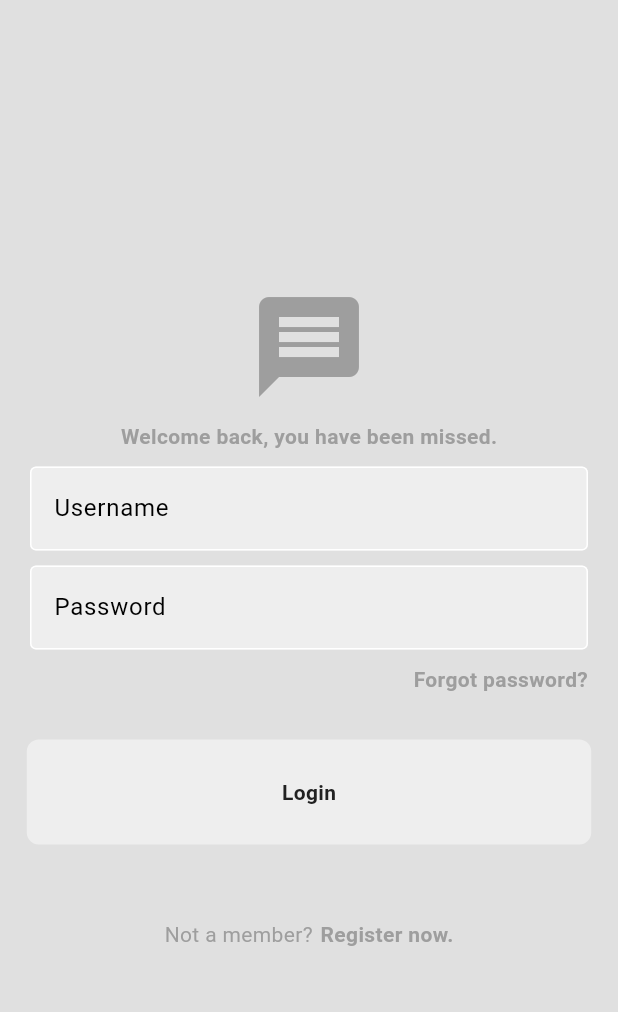
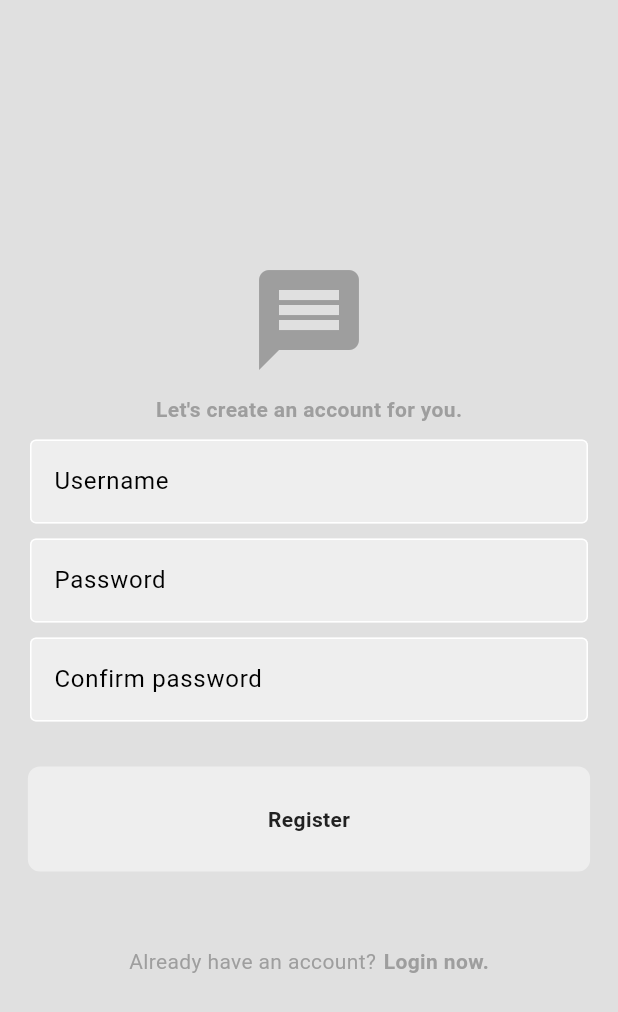
Before and after one commit to FadriqueMolina/login_page, a Flutter app: the screen it shows after launch, after a tap on "Register now.", on a phone screen of 412 x 824 dp. Shown: the top 1012 px of the screen. Run offline on Flutter 3.47's test engine with Material 3 defaults, Android fonts, the phone set to English and light mode, and no system bars.

Commit message:
Added register page and navigate between login and register

```diff
--- a/lib/main.dart
+++ b/lib/main.dart
@@ -1,5 +1,6 @@
 import 'package:flutter/material.dart';
-import 'package:login_page/pages/LoginPage.dart';
+import 'package:login_page/pages/login_page.dart';
+import 'package:login_page/pages/register_page.dart';
 import 'package:login_page/themes/light_mode.dart';
 
 void main() {
@@ -15,6 +16,10 @@ class MyApp extends StatelessWidget {
       debugShowCheckedModeBanner: false,
       home: LoginPage(),
       theme: lightmode,
+      routes: {
+        "/registerpage": (context) => Registerpage(),
+        "/loginpage": (context) => LoginPage()
+      },
     );
   }
 }
--- /dev/null
+++ b/lib/pages/login_page.dart
@@ -0,0 +1,124 @@
+import 'package:flutter/material.dart';
+import 'package:login_page/pages/register_page.dart';
+import 'package:login_page/widgets/my_button.dart';
+import 'package:login_page/widgets/my_textfield.dart';
+
+class LoginPage extends StatelessWidget {
+  final usernameTextFieldController = TextEditingController();
+  final passwordTextFieldController = TextEditingController();
+  LoginPage({super.key});
+
+  void _forgotPasswordTextClicked() {}
+
+  void _registerNowTextTapped() {}
+
+  void loginButtonPressed() {}
+
+  @override
+  Widget build(BuildContext context) {
+    return Scaffold(
+      backgroundColor: Theme.of(context).colorScheme.surface,
+      body: Center(
+        child: Column(
+          mainAxisAlignment: MainAxisAlignment.center,
+          children: [
+            //Icono login page
+            Icon(
+              Icons.message,
+              color: Theme.of(context).colorScheme.primary,
+              size: 80,
+            ),
+            const SizedBox(
+              height: 10,
+            ),
+
+            //Mensage Welcome back
+            Text(
+              "Welcome back, you have been missed.",
+              style: TextStyle(
+                  fontWeight: FontWeight.bold,
+                  color: Theme.of(context).colorScheme.primary),
+            ),
+            const SizedBox(
+              height: 10,
+            ),
+
+            //Textfield user name
+            MyTextfield(
+              hintText: "Username",
+              isObscured: false,
+              controller: usernameTextFieldController,
+            ),
+            const SizedBox(
+              height: 10,
+            ),
+
+            //textfield password
+            MyTextfield(
+                hintText: "Password",
+                isObscured: true,
+                controller: passwordTextFieldController),
+            const SizedBox(
+              height: 10,
+            ),
+
+            Align(
+                alignment: Alignment.centerRight,
+                child: Padding(
+                  padding: const EdgeInsets.only(right: 20),
+                  child: GestureDetector(
+                    onTap: _forgotPasswordTextClicked,
+                    child: Text(
+                      "Forgot password?",
+                      style: TextStyle(
+                          fontWeight: FontWeight.bold,
+                          color: Theme.of(context).colorScheme.primary),
+                    ),
+                  ),
+                )),
+
+            const SizedBox(
+              height: 30,
+            ),
+
+            //Boton login
+            MyButton(
+              buttonText: "Login",
+              action: loginButtonPressed,
+            ),
+
+            const SizedBox(
+              height: 50,
+            ),
+
+            //Texto Not a member? register now.
+            Row(
+              mainAxisAlignment: MainAxisAlignment.center,
+              children: [
+                Text(
+                  "Not a member?",
+                  style:
+                      TextStyle(color: Theme.of(context).colorScheme.primary),
+                ),
+                const SizedBox(
+                  width: 5,
+                ),
+                GestureDetector(
+                  onTap: () {
+                    Navigator.pushNamed(context, "/registerpage");
+                  },
+                  child: Text(
+                    "Register now.",
+                    style: TextStyle(
+                        fontWeight: FontWeight.bold,
+                        color: Theme.of(context).colorScheme.primary),
+                  ),
+                )
+              ],
+            )
+          ],
+        ),
+      ),
+    );
+  }
+}
--- a/lib/pages/LoginPage.dart
+++ b/lib/pages/register_page.dart
@@ -1,23 +1,14 @@
 import 'package:flutter/material.dart';
-import 'package:login_page/widgets/my_button.dart';
-import 'package:login_page/widgets/my_textfield.dart';
+import "package:login_page/pages/login_page.dart";
+import "package:login_page/widgets/my_button.dart";
+import "package:login_page/widgets/my_textfield.dart";
 
-class LoginPage extends StatelessWidget {
-  final usernameTextFieldController = TextEditingController();
-  final PasswordTextFieldController = TextEditingController();
-  LoginPage({super.key});
+class Registerpage extends StatelessWidget {
+  final userNameTextFieldController = TextEditingController();
+  final passwordTextFieldController = TextEditingController();
+  final confirmPasswordTextFieldController = TextEditingController();
 
-  void _forgotPasswordTextClicked() {
-    print(usernameTextFieldController.text);
-  }
-
-  void _registerNowTextTapped() {
-    print(PasswordTextFieldController.text);
-  }
-
-  void loginButtonPressed() {
-    print("Login button pressed!");
-  }
+  Registerpage({super.key});
 
   @override
   Widget build(BuildContext context) {
@@ -37,9 +28,9 @@ class LoginPage extends StatelessWidget {
               height: 10,
             ),
 
-            //Mensage Welcome back
+            //Mensage lets create an account
             Text(
-              "Welcome back, you have been missed.",
+              "Let's create an account for you.",
               style: TextStyle(
                   fontWeight: FontWeight.bold,
                   color: Theme.of(context).colorScheme.primary),
@@ -52,7 +43,7 @@ class LoginPage extends StatelessWidget {
             MyTextfield(
               hintText: "Username",
               isObscured: false,
-              controller: usernameTextFieldController,
+              controller: userNameTextFieldController,
             ),
             const SizedBox(
               height: 10,
@@ -62,34 +53,24 @@ class LoginPage extends StatelessWidget {
             MyTextfield(
                 hintText: "Password",
                 isObscured: true,
-                controller: PasswordTextFieldController),
+                controller: passwordTextFieldController),
             const SizedBox(
               height: 10,
             ),
 
-            Align(
-                alignment: Alignment.centerRight,
-                child: Padding(
-                  padding: const EdgeInsets.only(right: 20),
-                  child: GestureDetector(
-                    onTap: _forgotPasswordTextClicked,
-                    child: Text(
-                      "Forgot password?",
-                      style: TextStyle(
-                          fontWeight: FontWeight.bold,
-                          color: Theme.of(context).colorScheme.primary),
-                    ),
-                  ),
-                )),
-
+            //textfield confirm password
+            MyTextfield(
+                hintText: "Confirm password",
+                isObscured: true,
+                controller: confirmPasswordTextFieldController),
             const SizedBox(
               height: 30,
             ),
 
-            //Boton login
+            //Boton register
             MyButton(
-              buttonText: "Login",
-              action: loginButtonPressed,
+              buttonText: "Register",
+              action: () {},
             ),
 
             const SizedBox(
@@ -101,7 +82,7 @@ class LoginPage extends StatelessWidget {
               mainAxisAlignment: MainAxisAlignment.center,
               children: [
                 Text(
-                  "Not a member?",
+                  "Already have an account?",
                   style:
                       TextStyle(color: Theme.of(context).colorScheme.primary),
                 ),
@@ -109,9 +90,11 @@ class LoginPage extends StatelessWidget {
                   width: 5,
                 ),
                 GestureDetector(
-                  onTap: _registerNowTextTapped,
+                  onTap: () {
+                    Navigator.pushNamed(context, "/loginpage");
+                  },
                   child: Text(
-                    "Register now.",
+                    "Login now.",
                     style: TextStyle(
                         fontWeight: FontWeight.bold,
                         color: Theme.of(context).colorScheme.primary),
--- a/lib/widgets/my_button.dart
+++ b/lib/widgets/my_button.dart
@@ -14,7 +14,7 @@ class MyButton extends StatelessWidget {
     return GestureDetector(
       onTap: _action,
       child: Container(
-        padding: const EdgeInsets.symmetric(vertical: 25.0, horizontal: 170),
+        padding: const EdgeInsets.symmetric(vertical: 25.0, horizontal: 160),
         decoration: BoxDecoration(
             color: Theme.of(context).colorScheme.secondary,
             borderRadius: BorderRadius.circular(8)),
```
